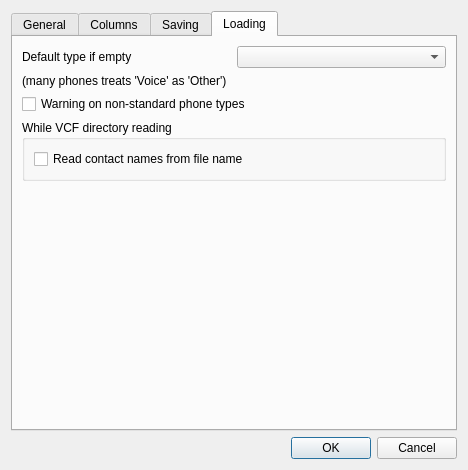
DarkHobbit/doublecontact, file app/settingsdialog.ui: the form before one commit.
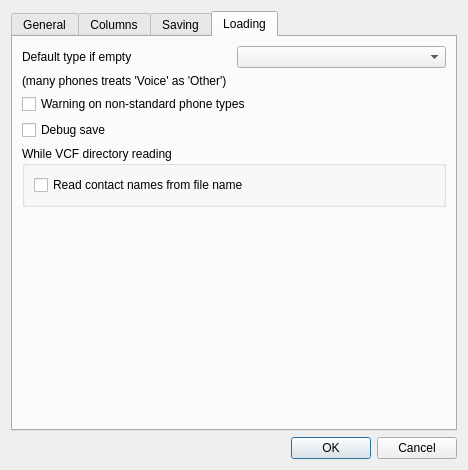
The form after the commit. The open tabs and pages were chosen to show the change.

Commit message: Added debug save mode while VCF reading

```diff
--- a/app/settingsdialog.ui
+++ b/app/settingsdialog.ui
@@ -340,6 +340,13 @@
          </property>
         </widget>
        </item>
+       <item>
+        <widget class="QCheckBox" name="cbDebugSave">
+         <property name="text">
+          <string>Debug save</string>
+         </property>
+        </widget>
+       </item>
        <item>
         <widget class="QGroupBox" name="gbVCFDirRead">
          <property name="title">
```
Left out of the diff: 2 changed lines with no effect on the pictures. The commit also changes 7 other files.
